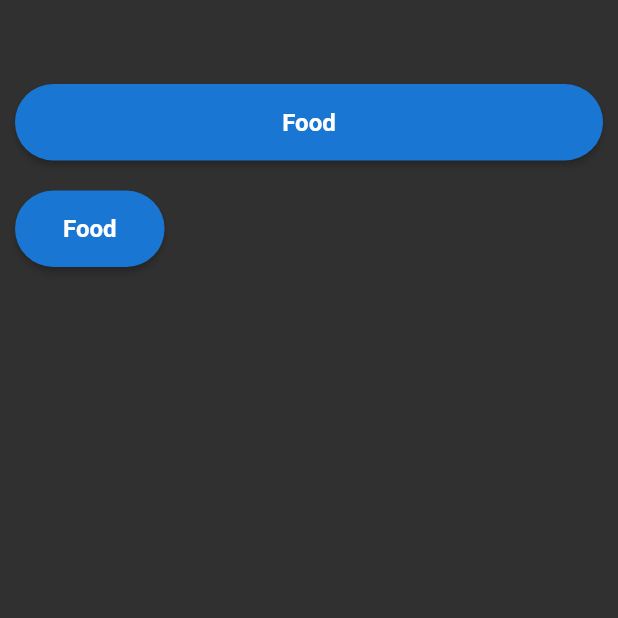
After one commit to batucoban/flutter_ilk_deneme, a Flutter app: the screen it shows after launch, on a phone screen of 412 x 824 dp, the top half of it. The commit adds this screen. Run offline on Flutter 3.47's test engine with Material 2 defaults, Android fonts, the phone set to English and light mode, and no system bars.

Commit message:
custom widget tasarımı
custom button tasarımı adımları

```diff
--- /dev/null
+++ b/lib/01/costom_widget.dart
@@ -0,0 +1,67 @@
+import 'package:flutter/material.dart';
+
+class CostomWidget extends StatelessWidget {
+   const CostomWidget({super.key});
+  final String title = 'Food';
+  @override
+  Widget build(BuildContext context) {
+    return Scaffold(
+      appBar: AppBar(),
+      body: Column(
+        crossAxisAlignment: CrossAxisAlignment.start,
+        children: [
+          Center(
+            child: Padding(
+              padding: const EdgeInsets.symmetric(horizontal: 10),
+              child: SizedBox(width: MediaQuery.of(context).size.width, child: CostomFoodButton(title: title)),
+            ),
+          ),
+          const SizedBox(height: 20),
+          Padding(
+            padding: const EdgeInsets.symmetric(horizontal: 10),
+            child: CostomFoodButton(title: title),
+          ),
+        ],
+
+      ),
+    );
+  }
+}
+
+class CostomFoodButton extends StatelessWidget with _ColorsUtility, _PaddingUtility {
+   CostomFoodButton({
+    super.key,
+    required this.title,
+  });
+
+  final String title;
+
+  @override
+  Widget build(BuildContext context) {
+    return ElevatedButton(
+      style: ElevatedButton.styleFrom(
+        backgroundColor: blueColor,
+        shape: const StadiumBorder(),
+        ),
+      onPressed: () {},
+      child: Padding(
+        padding: normal2xPadding,
+        child: Text(
+          title,
+          style: Theme.of(context).textTheme.titleMedium?.copyWith(color: whiteColor, fontWeight: FontWeight.bold),
+          ),
+      ),
+    );
+  }
+}
+
+class _PaddingUtility{
+  final EdgeInsets normalPadding = const EdgeInsets.all(8.0);
+  final EdgeInsets normal2xPadding = const EdgeInsets.all(16.0);
+}
+
+class _ColorsUtility{
+  final Color redColor = Colors.red;
+  final Color whiteColor = Colors.white;
+  final Color? blueColor = Colors.blue[700];
+}
--- a/lib/main.dart
+++ b/lib/main.dart
@@ -11,6 +11,8 @@ import '01/card_deneme.dart';
 import '01/color_deneme.dart';
 // ignore: unused_import
 import '01/container_sized.dart';
+// ignore: unused_import
+import '01/costom_widget.dart';
 // ignore: unused_import
 import '01/first_scene.dart';
 // ignore: unused_import
@@ -46,7 +48,7 @@ class MyApp extends StatelessWidget {
           elevation: 0
         )
       ),
-      home: const FirstScene(),
+      home: const CostomWidget(),
     );
   }
 }
```
